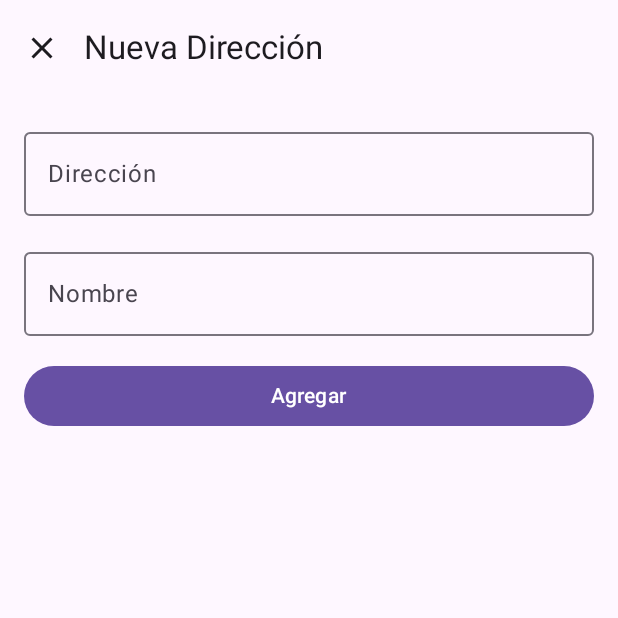
After one commit to MatteoOlarte/MakePizzaApp-Android, an Android app built with Jetpack Compose: the composable AddressCreateScreen called with empty values, on a phone screen of 412 x 824 dp, the top half of it. The commit adds this screen. Run offline under Robolectric (Android 15) with nearby library versions, the phone set to English and light mode, and no system bars; our stand-ins replace Voyager, livedata-compose; network calls fail; 3 statements that could not run were skipped.

Commit message:
Agregado ROM Databse

```diff
--- a/app/build.gradle.kts
+++ b/app/build.gradle.kts
@@ -6,6 +6,7 @@ plugins {
     alias(libs.plugins.kotlin.compose)
     alias(libs.plugins.google.services)
     alias(libs.plugins.google.firebase.crashlytics)
+    alias(libs.plugins.google.devtools.ksp)
 }
 
 android {
@@ -71,6 +72,8 @@ dependencies {
     implementation(libs.androidx.lifecycle.runtime.ktx)
     implementation(libs.androidx.runtime.livedata)
     implementation(libs.androidx.lifecycle.viewmodel.compose)
+    implementation(libs.androidx.room.ktx)
+    ksp(libs.androidx.room.compiler)
     implementation(platform(libs.google.firebase.boom))
     implementation(libs.google.firebase.crashlytics)
     implementation(libs.google.firebase.auth)
--- /dev/null
+++ b/app/src/main/java/com/example/makepizza_android/data/local/dao/AddressDAO.kt
@@ -0,0 +1,17 @@
+package com.example.makepizza_android.data.local.dao
+
+import androidx.room.Dao
+import androidx.room.Insert
+import androidx.room.OnConflictStrategy
+import androidx.room.Query
+import com.example.makepizza_android.data.local.entity.AddressEntity
+
+
+@Dao
+interface AddressDAO {
+    @Query("select * from UsersAddress where owner_id == :ownerId")
+    suspend fun getAllAddressesFromUser(ownerId: String): List<AddressEntity>
+
+    @Insert(onConflict = OnConflictStrategy.REPLACE)
+    suspend fun insertNewAddress(data: AddressEntity)
+}
--- /dev/null
+++ b/app/src/main/java/com/example/makepizza_android/data/local/entity/UserEntity.kt
@@ -0,0 +1,4 @@
+package com.example.makepizza_android.data.local.entity
+
+class UserEntity {
+}
--- /dev/null
+++ b/app/src/main/java/com/example/makepizza_android/data/repository/AddressRepository.kt
@@ -0,0 +1,20 @@
+package com.example.makepizza_android.data.repository
+
+import com.example.makepizza_android.App
+import com.example.makepizza_android.data.local.dao.AddressDAO
+import com.example.makepizza_android.data.local.db.DatabaseProvider
+import com.example.makepizza_android.data.local.entity.AddressEntity
+
+class AddressRepository {
+    private val addressDao: AddressDAO by lazy {
+        DatabaseProvider.getDatabase(App.context).getAddressDAO()
+    }
+
+    suspend fun saveAddress(address: AddressEntity) {
+        addressDao.insertNewAddress(address)
+    }
+
+    suspend fun getAllAddressesFromUser(ownerId: String): List<AddressEntity> {
+        return addressDao.getAllAddressesFromUser(ownerId)
+    }
+}
--- /dev/null
+++ b/app/src/main/java/com/example/makepizza_android/domain/usecases/address/CreateAddressUseCase.kt
@@ -0,0 +1,11 @@
+package com.example.makepizza_android.domain.usecases.address
+
+import com.example.makepizza_android.data.repository.AddressRepository
+import com.example.makepizza_android.domain.models.Address
+import com.example.makepizza_android.domain.models.toDatabaseModel
+
+class CreateAddressUseCase {
+    private val repository: AddressRepository = AddressRepository()
+
+    suspend operator fun invoke(data: Address) = repository.saveAddress(data.toDatabaseModel())
+}
--- /dev/null
+++ b/app/src/main/java/com/example/makepizza_android/ui/view/screens/address/create/AddressCreateScreen.kt
@@ -0,0 +1,131 @@
+package com.example.makepizza_android.ui.view.screens.address.create
+
+import androidx.compose.foundation.layout.Column
+import androidx.compose.foundation.layout.Spacer
+import androidx.compose.foundation.layout.fillMaxSize
+import androidx.compose.foundation.layout.fillMaxWidth
+import androidx.compose.foundation.layout.height
+import androidx.compose.foundation.layout.padding
+import androidx.compose.foundation.text.KeyboardOptions
+import androidx.compose.material.icons.Icons
+import androidx.compose.material.icons.filled.Close
+import androidx.compose.material3.Button
+import androidx.compose.material3.ExperimentalMaterial3Api
+import androidx.compose.material3.Icon
+import androidx.compose.material3.IconButton
+import androidx.compose.material3.MaterialTheme
+import androidx.compose.material3.OutlinedTextField
+import androidx.compose.material3.OutlinedTextFieldDefaults
+import androidx.compose.material3.Scaffold
+import androidx.compose.material3.Text
+import androidx.compose.material3.TopAppBar
+import androidx.compose.runtime.Composable
+import androidx.compose.runtime.LaunchedEffect
+import androidx.compose.runtime.livedata.observeAsState
+import androidx.compose.ui.Modifier
+import androidx.compose.ui.text.input.ImeAction
+import androidx.compose.ui.text.input.KeyboardType
+import androidx.compose.ui.unit.dp
+import androidx.lifecycle.compose.collectAsStateWithLifecycle
+import androidx.lifecycle.viewmodel.compose.viewModel
+import cafe.adriel.voyager.core.screen.Screen
+import cafe.adriel.voyager.navigator.LocalNavigator
+import cafe.adriel.voyager.navigator.Navigator
+
+class AddressCreateScreen(val userID: String) : Screen {
+    @Composable
+    override fun Content() {
+        val viewmodel = viewModel<AddressCreateViewModel>()
+        val uiState = viewmodel.uiState.collectAsStateWithLifecycle().value
+        val navigator = LocalNavigator.current
+
+        LaunchedEffect(uiState) {
+            if (uiState == AddressCreateViewState.Success) navigator?.pop()
+        }
+
+        Scaffold(
+            topBar = { ScreenTopAppBar(viewmodel, navigator) }
+        ) {
+            ScreenContent(modifier = Modifier.padding(it), viewModel = viewmodel)
+        }
+    }
+
+    @OptIn(ExperimentalMaterial3Api::class)
+    @Composable
+    private fun ScreenTopAppBar(
+        viewModel: AddressCreateViewModel,
+        navigator: Navigator?,
+        modifier: Modifier = Modifier
+    ) {
+        val showName = viewModel.showCurrentTitle.observeAsState().value
+        val appBarTitle = when (showName) {
+            true -> viewModel.shippingAddressName.observeAsState(initial = "Nueva Dirección").value
+            else -> "Nueva Dirección"
+        }
+
+        TopAppBar(
+            modifier = modifier,
+            title = { Text(text = appBarTitle) },
+            navigationIcon = {
+                IconButton(onClick = { navigator?.pop() }) { Icon(Icons.Filled.Close, "") }
+            }
+        )
+    }
+
+    @Composable
+    private fun ScreenContent(viewModel: AddressCreateViewModel, modifier: Modifier = Modifier) {
+        Column(modifier = modifier.fillMaxSize().padding(16.dp)) {
+            AddressValueTextField(viewModel)
+            Spacer(modifier = Modifier.height(16.dp))
+
+            AddressNameTextField(viewModel)
+            Spacer(modifier = Modifier.height(16.dp))
+
+            Button(
+                onClick = { viewModel.handleCreateNewAddress(userID) },
+                modifier = Modifier.fillMaxWidth()
+            ) {
+                Text("Agregar")
+            }
+        }
+    }
+
+    @Composable
+    private fun AddressValueTextField(viewModel: AddressCreateViewModel) {
+        val addressValue = viewModel.shippingAddressValue.observeAsState(initial = "").value
+
+        OutlinedTextField(
+            value = addressValue,
+            onValueChange = { viewModel.handleAddressValueOnChange(it) },
+            label = { Text("Dirección") },
+            modifier = Modifier.fillMaxWidth(),
+            keyboardOptions = KeyboardOptions(
+                keyboardType = KeyboardType.Text,
+                imeAction = ImeAction.Next,
+                autoCorrectEnabled = false
+            ),
+            placeholder = { Text("Cra 7 #32-45, Bogotá") },
+            singleLine = true,
+            colors = OutlinedTextFieldDefaults.colors().copy(
+                focusedPlaceholderColor = MaterialTheme.colorScheme.onSurfaceVariant.copy(alpha = 0.50f)
+            )
+        )
+    }
+
+    @Composable
+    private fun AddressNameTextField(viewModel: AddressCreateViewModel) {
+        val addressName = viewModel.shippingAddressName.observeAsState(initial = "").value
+
+        OutlinedTextField(
+            value = addressName,
+            onValueChange = { viewModel.handleAddressNameOnChange(it) },
+            label = { Text("Nombre") },
+            modifier = Modifier.fillMaxWidth(),
+            keyboardOptions = KeyboardOptions(
+                keyboardType = KeyboardType.Text,
+                imeAction = ImeAction.Done
+            ),
+            singleLine = true
+        )
+    }
+}
--- /dev/null
+++ b/app/src/main/java/com/example/makepizza_android/ui/view/screens/address/create/AddressCreateViewModel.kt
@@ -0,0 +1,59 @@
+package com.example.makepizza_android.ui.view.screens.address.create
+
+import androidx.lifecycle.LiveData
+import androidx.lifecycle.MutableLiveData
+import androidx.lifecycle.ViewModel
+import androidx.lifecycle.viewModelScope
+import com.example.makepizza_android.domain.models.Address
+import com.example.makepizza_android.domain.usecases.address.CreateAddressUseCase
+import kotlinx.coroutines.flow.MutableStateFlow
+import kotlinx.coroutines.flow.asStateFlow
+import kotlinx.coroutines.launch
+
+class AddressCreateViewModel : ViewModel() {
+    private val _shippingAddressValue = MutableLiveData<String>()
+    val shippingAddressValue: LiveData<String> = _shippingAddressValue
+
+    private val _shippingAddressName = MutableLiveData<String>()
+    val shippingAddressName: LiveData<String> = _shippingAddressName
+
+    private val _showCurrentTitle = MutableLiveData<Boolean>(false)
+    val showCurrentTitle: LiveData<Boolean> = _showCurrentTitle
+
+    private val _uiState = MutableStateFlow<AddressCreateViewState>(AddressCreateViewState.Nothing)
+    val uiState = _uiState.asStateFlow()
+
+    private val createAddressUseCase = CreateAddressUseCase()
+
+    fun handleAddressValueOnChange(value: String) {
+        _shippingAddressValue.value = value
+    }
+
+    fun handleAddressNameOnChange(value: String) {
+        _shippingAddressName.value = value
+        _showCurrentTitle.value = value.isNotEmpty()
+    }
+
+    fun handleCreateNewAddress(userID: String) {
+        viewModelScope.launch { createNewAddress(userID) }
+    }
+
+    private suspend fun createNewAddress(userID: String) {
+        val name = _shippingAddressName.value
+        val value = _shippingAddressValue.value
+
+        _uiState.value = AddressCreateViewState.Loading
+
+        if (name == null || name.isEmpty()) {
+            _uiState.value = AddressCreateViewState.Success
+            return
+        }
+        if (value == null || value.isEmpty()) {
+            _uiState.value = AddressCreateViewState.Success
+            return
+        }
+
+        createAddressUseCase(Address(0, name, value, userID))
+        _uiState.value = AddressCreateViewState.Success
+    }
+}
--- /dev/null
+++ b/app/src/main/java/com/example/makepizza_android/ui/view/screens/address/create/AddressCreateViewState.kt
@@ -0,0 +1,7 @@
+package com.example.makepizza_android.ui.view.screens.address.create
+
+sealed class AddressCreateViewState {
+    object Nothing: AddressCreateViewState();
+    object Loading: AddressCreateViewState();
+    object Success: AddressCreateViewState();
+}
--- a/build.gradle.kts
+++ b/build.gradle.kts
@@ -5,4 +5,5 @@ plugins {
     alias(libs.plugins.kotlin.compose) apply false
     alias(libs.plugins.google.services) apply false
     alias(libs.plugins.google.firebase.crashlytics) apply false
+    alias(libs.plugins.google.devtools.ksp) apply false
 }
```
Also changed, not shown: app/src/main/java/com/example/makepizza_android/data/local/db/ApplicationDataBase.kt (added, +15 -0 lines), app/src/main/java/com/example/makepizza_android/data/local/db/DatabaseProvider.kt (added, +21 -0 lines), app/src/main/java/com/example/makepizza_android/data/local/entity/AddressEntity.kt (added, +21 -0 lines), app/src/main/java/com/example/makepizza_android/domain/models/Address.kt (added, +14 -0 lines), app/src/main/java/com/example/makepizza_android/domain/usecases/address/GetAllAddressUseCase.kt (added, +14 -0 lines), app/src/main/java/com/example/makepizza_android/ui/view/screens/address/AddressScreen.kt (deleted, +0 -118 lines), app/src/main/java/com/example/makepizza_android/ui/view/screens/address/AddressScreenViewModel.kt (deleted, +0 -18 lines), app/src/main/java/com/example/makepizza_android/ui/view/screens/address/list/AddressScreen.kt (added, +165 -0 lines), app/src/main/java/com/example/makepizza_android/ui/view/screens/address/list/AddressScreenViewModel.kt (added, +25 -0 lines), app/src/main/java/com/example/makepizza_android/ui/view/tabs/account/AccountTab.kt (+3 -7 lines), gradle/libs.versions.toml (+8 -3 lines).
